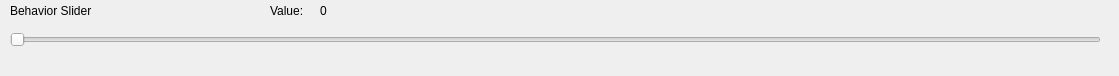
Above: coreUI/slider_widget.ui from prateekgurnani10/Image_recognition before the change. Below: the same form after it.
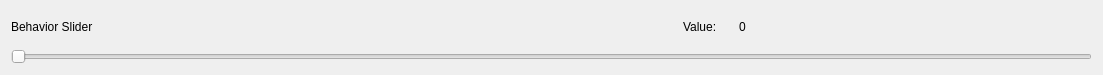
That is the form after the change.

Commit message: Added dyanamic scaling to the UI, and a global layout constraint

```diff
--- a/coreUI/slider_widget.ui
+++ b/coreUI/slider_widget.ui
@@ -9,40 +9,16 @@
    <rect>
     <x>0</x>
     <y>0</y>
-    <width>1119</width>
-    <height>76</height>
+    <width>1103</width>
+    <height>75</height>
    </rect>
   </property>
   <property name="windowTitle">
    <string>Form</string>
   </property>
-  <widget class="QLabel" name="behaviorLabel">
-   <property name="geometry">
-    <rect>
-     <x>10</x>
-     <y>0</y>
-     <width>101</width>
-     <height>21</height>
-    </rect>
-   </property>
-   <property name="font">
-    <font>
-     <pointsize>9</pointsize>
-    </font>
-   </property>
-   <property name="text">
-    <string>Behavior Slider</string>
-   </property>
-  </widget>
+  <layout class="QGridLayout" name="gridLayout">
+   <item row="0" column="4">
   <widget class="QLabel" name="sliderValueLabel">
-   <property name="geometry">
-    <rect>
-     <x>320</x>
-     <y>0</y>
-     <width>31</width>
-     <height>21</height>
-    </rect>
-   </property>
    <property name="font">
     <font>
      <pointsize>9</pointsize>
@@ -52,45 +28,14 @@
     <string>0</string>
    </property>
   </widget>
-  <widget class="QSlider" name="behaviorSlider">
-   <property name="geometry">
-    <rect>
-     <x>10</x>
-     <y>30</y>
-     <width>1091</width>
-     <height>20</height>
-    </rect>
-   </property>
-   <property name="orientation">
-    <enum>Qt::Horizontal</enum>
-   </property>
-  </widget>
-  <widget class="QLabel" name="label">
-   <property name="geometry">
-    <rect>
-     <x>270</x>
-     <y>0</y>
-     <width>41</width>
-     <height>21</height>
-    </rect>
-   </property>
-   <property name="font">
-    <font>
-     <pointsize>9</pointsize>
-    </font>
-   </property>
-   <property name="text">
-    <string>Value:</string>
-   </property>
-  </widget>
+   </item>
+   <item row="0" column="1">
   <widget class="QLabel" name="infoLabel">
-   <property name="geometry">
-    <rect>
-     <x>120</x>
-     <y>0</y>
-     <width>141</width>
-     <height>21</height>
-    </rect>
+     <property name="maximumSize">
+      <size>
+       <width>200</width>
+       <height>16777215</height>
+      </size>
    </property>
    <property name="font">
     <font>
@@ -101,6 +46,67 @@
     <string/>
    </property>
   </widget>
+   </item>
+   <item row="0" column="3">
+    <widget class="QLabel" name="label">
+     <property name="maximumSize">
+      <size>
+       <width>50</width>
+       <height>16777215</height>
+      </size>
+     </property>
+     <property name="font">
+      <font>
+       <pointsize>9</pointsize>
+      </font>
+     </property>
+     <property name="text">
+      <string>Value:</string>
+     </property>
+    </widget>
+   </item>
+   <item row="1" column="0" colspan="5">
+    <widget class="QSlider" name="behaviorSlider">
+     <property name="orientation">
+      <enum>Qt::Horizontal</enum>
+     </property>
+    </widget>
+   </item>
+   <item row="0" column="0">
+    <widget class="QLabel" name="behaviorLabel">
+     <property name="maximumSize">
+      <size>
+       <width>100</width>
+       <height>16777215</height>
+      </size>
+     </property>
+     <property name="font">
+      <font>
+       <pointsize>9</pointsize>
+      </font>
+     </property>
+     <property name="text">
+      <string>Behavior Slider</string>
+     </property>
+    </widget>
+   </item>
+   <item row="0" column="2">
+    <spacer name="horizontalSpacer">
+     <property name="orientation">
+      <enum>Qt::Horizontal</enum>
+     </property>
+     <property name="sizeType">
+      <enum>QSizePolicy::Fixed</enum>
+     </property>
+     <property name="sizeHint" stdset="0">
+      <size>
+       <width>40</width>
+       <height>20</height>
+      </size>
+     </property>
+    </spacer>
+   </item>
+  </layout>
  </widget>
  <resources/>
  <connections/>
```
Lines whose indentation alone changed are shown as unchanged. The commit also changes 3 other files.
